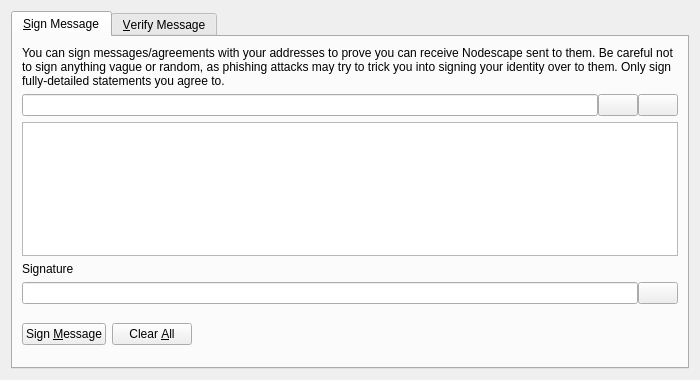
Above: src/qt/forms/signverifymessagedialog.ui from richieburns/Nodescape before the change. Below: the same form after it.
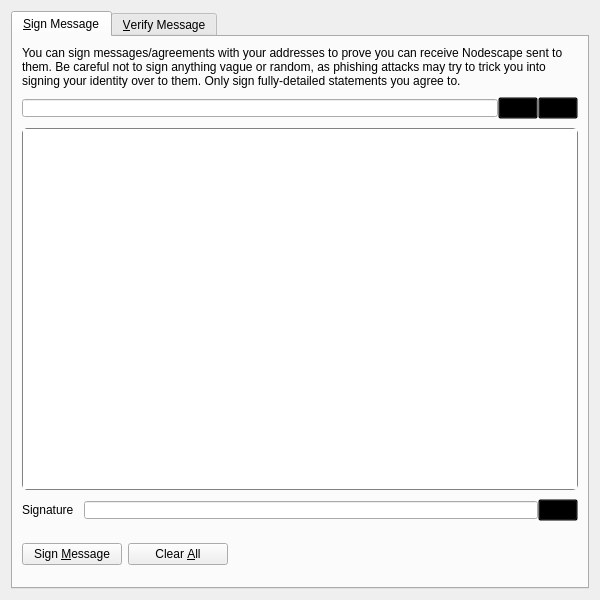
That is the form after the change. Custom widgets are drawn as their Qt base class.

Commit message: Sign-Verify style changes

Patch:
```diff
--- a/src/qt/forms/signverifymessagedialog.ui
+++ b/src/qt/forms/signverifymessagedialog.ui
@@ -6,19 +6,25 @@
    <rect>
     <x>0</x>
     <y>0</y>
-    <width>700</width>
-    <height>380</height>
+    <width>600</width>
+    <height>600</height>
    </rect>
   </property>
   <property name="windowTitle">
    <string>Signatures - Sign / Verify a Message</string>
   </property>
+  <property name="styleSheet">
+   <string notr="true"/>
+  </property>
   <property name="modal">
    <bool>true</bool>
   </property>
   <layout class="QVBoxLayout" name="verticalLayout">
    <item>
     <widget class="QTabWidget" name="tabWidget">
+     <property name="styleSheet">
+      <string notr="true"/>
+     </property>
      <property name="currentIndex">
       <number>0</number>
      </property>
@@ -50,6 +56,9 @@
            <property name="toolTip">
             <string>The Nodescape address to sign the message with</string>
            </property>
+           <property name="styleSheet">
+            <string notr="true">margin-top:5px; margin-bottom:5px;</string>
+           </property>
           </widget>
          </item>
          <item>
@@ -57,6 +66,9 @@
            <property name="toolTip">
             <string>Choose previously used address</string>
            </property>
+           <property name="styleSheet">
+            <string notr="true">background: transparent;</string>
+           </property>
            <property name="text">
             <string/>
            </property>
@@ -73,6 +85,9 @@
            <property name="toolTip">
             <string>Paste address from clipboard</string>
            </property>
+           <property name="styleSheet">
+            <string notr="true">background: transparent;</string>
+           </property>
            <property name="text">
             <string/>
            </property>
@@ -91,15 +106,14 @@
          <property name="toolTip">
           <string>Enter the message you want to sign here</string>
          </property>
-        </widget>
-       </item>
-       <item>
-        <widget class="QLabel" name="signatureLabel_SM">
-         <property name="text">
-          <string>Signature</string>
+         <property name="styleSheet">
+          <string notr="true">border: 1px solid #818181; border-radius:5px</string>
          </property>
-         <property name="textFormat">
-          <enum>Qt::PlainText</enum>
+         <property name="frameShape">
+          <enum>QFrame::NoFrame</enum>
+         </property>
+         <property name="frameShadow">
+          <enum>QFrame::Plain</enum>
          </property>
         </widget>
        </item>
@@ -108,6 +122,16 @@
          <property name="spacing">
           <number>0</number>
          </property>
+         <item>
+          <widget class="QLabel" name="signatureLabel_SM">
+           <property name="text">
+            <string>Signature</string>
+           </property>
+           <property name="textFormat">
+            <enum>Qt::PlainText</enum>
+           </property>
+          </widget>
+         </item>
          <item>
           <widget class="QLineEdit" name="signatureOut_SM">
            <property name="font">
@@ -115,6 +139,9 @@
              <italic>true</italic>
             </font>
            </property>
+           <property name="styleSheet">
+            <string notr="true">margin-top:5px; margin-bottom:5px;margin-left:10px;</string>
+           </property>
            <property name="readOnly">
             <bool>true</bool>
            </property>
@@ -125,6 +152,9 @@
            <property name="toolTip">
             <string>Copy the current signature to the system clipboard</string>
            </property>
+           <property name="styleSheet">
+            <string notr="true">background: transparent;</string>
+           </property>
            <property name="text">
             <string/>
            </property>
@@ -139,6 +169,12 @@
         <layout class="QHBoxLayout" name="horizontalLayout_3_SM">
          <item>
           <widget class="QPushButton" name="signMessageButton_SM">
+           <property name="minimumSize">
+            <size>
+             <width>100</width>
+             <height>0</height>
+            </size>
+           </property>
            <property name="toolTip">
             <string>Sign the message to prove you own this Nodescape address</string>
            </property>
@@ -152,6 +188,12 @@
          </item>
          <item>
           <widget class="QPushButton" name="clearButton_SM">
+           <property name="minimumSize">
+            <size>
+             <width>100</width>
+             <height>0</height>
+            </size>
+           </property>
            <property name="toolTip">
             <string>Reset all sign message fields</string>
            </property>
```
Left out of the diff: 21 changed lines with no effect on the pictures.
